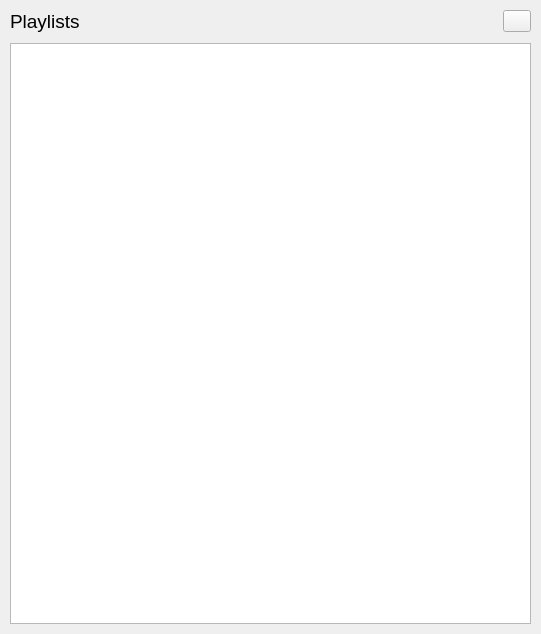
The window that src/frontend/playlists.ui (MilanJzo/eda-mp3) describes before a commit, drawn with Qt 5.
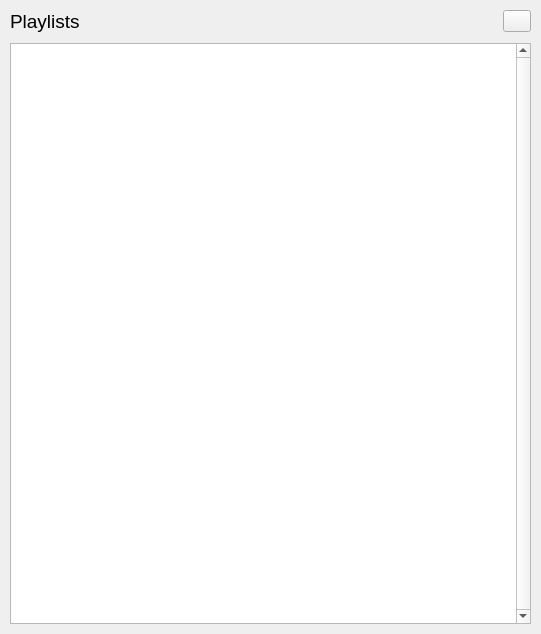
The same window after the commit. Icons and pictures are not drawn.

```diff
--- a/src/frontend/playlists.ui
+++ b/src/frontend/playlists.ui
@@ -93,7 +93,14 @@
        </layout>
       </item>
       <item>
-       <widget class="QListWidget" name="playlistList"/>
+       <widget class="QListWidget" name="playlistList">
+        <property name="verticalScrollBarPolicy">
+         <enum>Qt::ScrollBarPolicy::ScrollBarAlwaysOn</enum>
+        </property>
+        <property name="horizontalScrollBarPolicy">
+         <enum>Qt::ScrollBarPolicy::ScrollBarAlwaysOff</enum>
+        </property>
+       </widget>
       </item>
      </layout>
     </widget>
```
Left out of the diff: 6 changed lines with no effect on the pictures.
